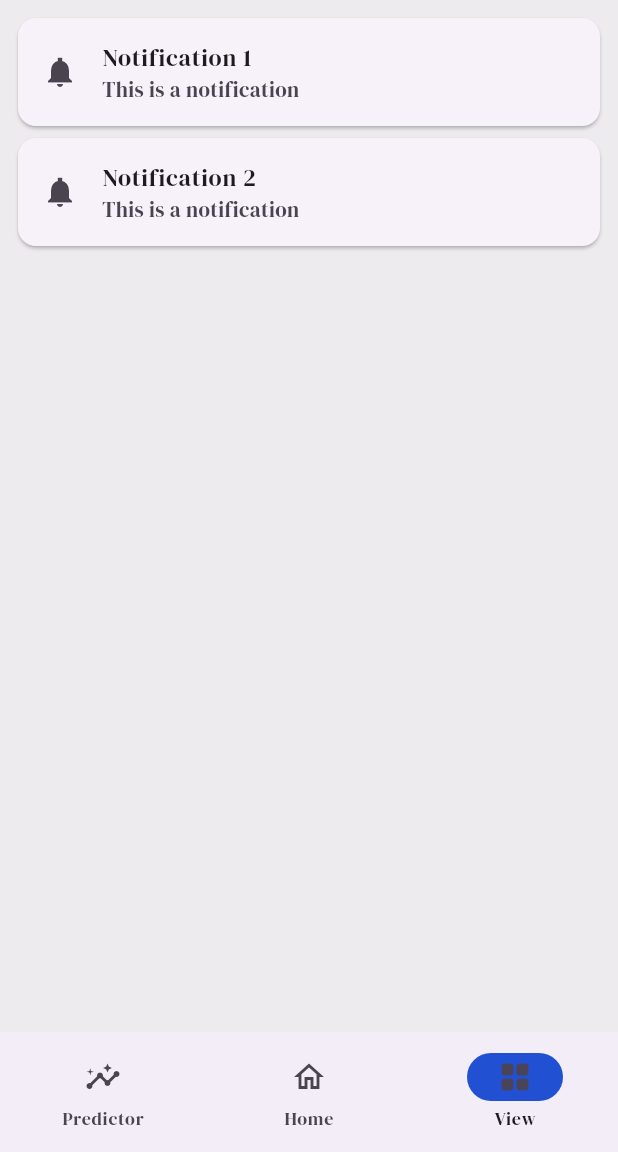
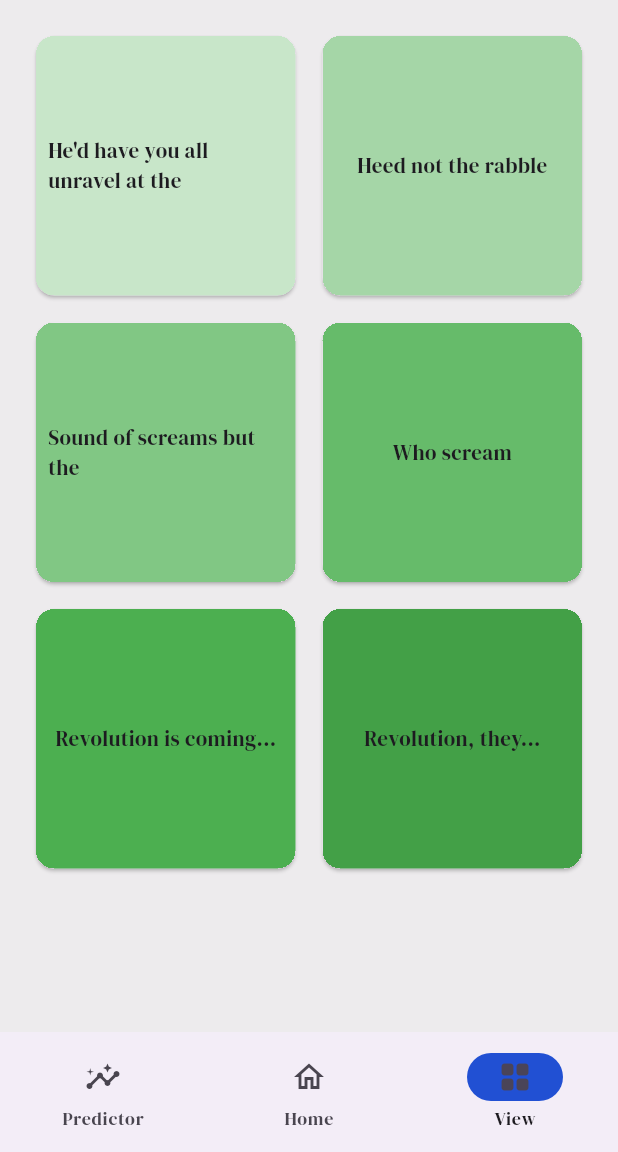
Before and after one commit to Shilpa-Perera/GPACalculator, a Flutter app: the screen it shows after launch, item 3 of the bottom bar chosen, on a phone screen of 412 x 824 dp, the part 84-1236 px from its top. Run offline on Flutter 3.47's test engine with Material 3 defaults, Android fonts, the phone set to English and light mode, and no system bars; our stand-ins replace floor, google_fonts, sqflite; accounts and stored records are empty.

Commit message:
Refactor bottom navigation and view page widgets

```diff
--- a/lib/features/home/presentation/widgets/bottom_navigation.dart
+++ b/lib/features/home/presentation/widgets/bottom_navigation.dart
@@ -77,7 +77,7 @@ class _NavigationExampleState extends State<NavigationExample> {
         ),
 
         /// Notifications page
-        const ViewPage(key: Key('view_page')),
+        ViewPage(key: const Key('view_page')),
       ][currentPageIndex],
     );
   }
--- a/lib/features/home/presentation/widgets/view_page.dart
+++ b/lib/features/home/presentation/widgets/view_page.dart
@@ -1,30 +1,51 @@
 import 'package:flutter/material.dart';
 
 class ViewPage extends StatelessWidget {
-  const ViewPage({super.key});
+  final List<Map<String, dynamic>> data = [
+    {'color': Colors.green[100], 'text': "He'd have you all unravel at the"},
+    {'color': Colors.green[200], 'text': 'Heed not the rabble'},
+    {'color': Colors.green[300], 'text': 'Sound of screams but the'},
+    {'color': Colors.green[400], 'text': 'Who scream'},
+    {'color': Colors.green[500], 'text': 'Revolution is coming...'},
+    {'color': Colors.green[600], 'text': 'Revolution, they...'},
+    // Add more data as needed
+  ];
+
+  ViewPage({super.key});
 
   @override
   Widget build(BuildContext context) {
-    return const Padding(
-      padding: EdgeInsets.all(8.0),
-      child: Column(
-        children: <Widget>[
-          Card(
-            child: ListTile(
-              leading: Icon(Icons.notifications_sharp),
-              title: Text('Notification 1'),
-              subtitle: Text('This is a notification'),
-            ),
+    return CustomScrollView(
+      primary: false,
+      slivers: <Widget>[
+        SliverPadding(
+          padding: const EdgeInsets.all(20),
+          sliver: SliverGrid.count(
+            crossAxisSpacing: 10,
+            mainAxisSpacing: 10,
+            crossAxisCount: 2,
+            children: data.map((item) {
+              return Card(
+                // Wrap Container with Card
+                clipBehavior: Clip.hardEdge,
+                child: InkWell(
+                  splashColor: Colors.blue.withAlpha(30),
+                  onTap: () {
+                    debugPrint('Card tapped.');
+                  },
+                  child: Container(
+                    padding: const EdgeInsets.all(8),
+                    color: item['color'],
+                    child: Center(
+                      child: Text(item['text']),
+                    ),
+                  ),
+                ),
+              );
+            }).toList(),
           ),
-          Card(
-            child: ListTile(
-              leading: Icon(Icons.notifications_sharp),
-              title: Text('Notification 2'),
-              subtitle: Text('This is a notification'),
-            ),
-          ),
-        ],
-      ),
+        ),
+      ],
     );
   }
 }
```
Also changed, not shown: lib/features/home/presentation/widgets/semester_card.dart (added, +39 -0 lines).
